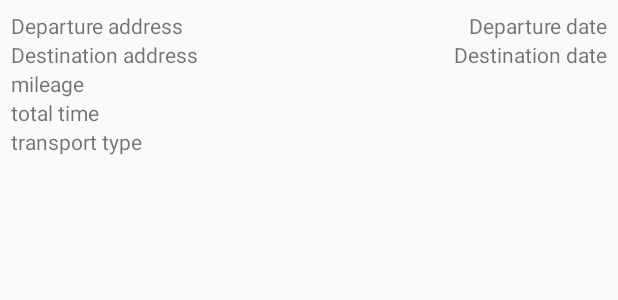
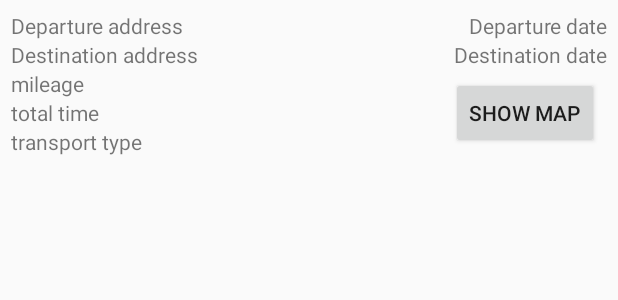
Before and after one commit to Mobile-Telematics/telematicsSDK-demoapp-Android-kotlin, an Android app: the layout list_item_trip.xml on its own in the app's theme, with its tools: preview values and no code run, on a phone screen of 412 x 824 dp. Shown: the top 300 px of the screen. Run offline under Robolectric (Android 15) with nearby library versions, the phone set to English and light mode, and no system bars.

Commit message:
Add Show Map button to trip item. Center map by route's geobox. Load map data after map init.

```diff
--- a/app/build.gradle
+++ b/app/build.gradle
@@ -20,7 +20,7 @@ android {
         minSdkVersion 21
         targetSdkVersion 28
         multiDexEnabled true
-        versionCode 1
+        versionCode 2
         versionName "1.0"
         testInstrumentationRunner "android.support.test.runner.AndroidJUnitRunner"
     }
--- a/app/src/main/java/com/raxeltelematics/demoapp/TrackAdapter.kt
+++ b/app/src/main/java/com/raxeltelematics/demoapp/TrackAdapter.kt
@@ -29,6 +29,9 @@ class TrackAdapter(val objects: List<TrackViewModel>, val selectedBlock: (trackI
         holder.view.setOnClickListener {
             selectedBlock(item.trackId!!)
         }
+        holder.view.detailsButton.setOnClickListener {
+            selectedBlock(item.trackId!!)
+        }
     }
 
     // Return the size of your dataset (invoked by the layout manager)
--- a/app/src/main/res/layout/list_item_trip.xml
+++ b/app/src/main/res/layout/list_item_trip.xml
@@ -47,6 +47,18 @@
                 tools:text="Destination date"
                 android:layout_height="wrap_content"/>
     </LinearLayout>
+    <LinearLayout
+        android:orientation="horizontal"
+        android:layout_width="match_parent"
+        android:layout_height="wrap_content"
+        android:layout_gravity="center_vertical"
+        android:gravity="center_vertical">
+
+        <LinearLayout
+            android:orientation="vertical"
+            android:layout_width="0dp"
+            android:layout_weight="1"
+            android:layout_height="wrap_content">
             <TextView
                 android:id="@+id/mileageView"
                 tools:text="mileage"
@@ -63,3 +75,16 @@
                 android:layout_width="wrap_content"
                 android:layout_height="wrap_content"/>
         </LinearLayout>
+
+        <Button
+            android:id="@+id/detailsButton"
+            android:layout_width="wrap_content"
+            android:layout_height="wrap_content"
+            android:layout_margin="5dp"
+            android:gravity="center_vertical"
+            android:text="Show Map"
+            android:layout_gravity="center_vertical"/>
+
+    </LinearLayout>
+
+</LinearLayout>
```
Also changed, not shown: app/src/main/java/com/raxeltelematics/demoapp/TrackDetailsActivity.kt (+19 -17 lines), app/src/main/res/layout/activity_dashboard.xml (+9 -7 lines), app/src/main/res/layout/activity_main.xml (+4 -3 lines). Lines whose indentation alone changed are shown as unchanged.
